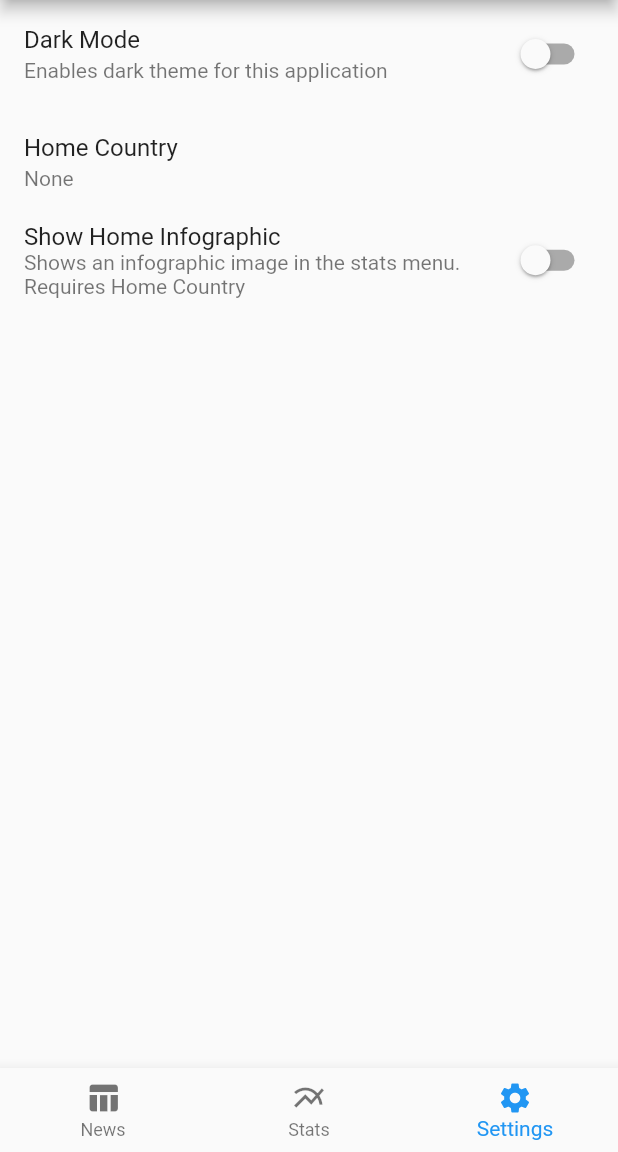
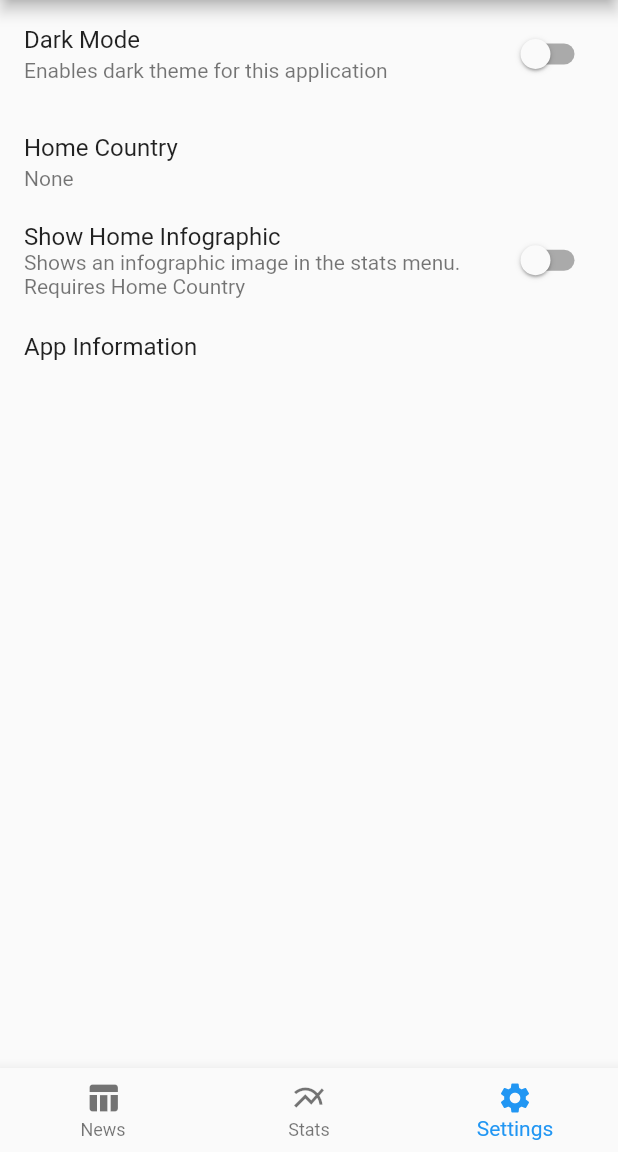
Before and after one commit to tipeJ/CoronaApp, a Flutter app: the screen it shows after launch, item 3 of the bottom bar chosen, on a phone screen of 412 x 824 dp, the part 84-1236 px from its top. Run offline on Flutter 3.47's test engine with Material 2 defaults, Android fonts, the phone set to English and light mode, and no system bars; our stand-ins replace charts_flutter, connectivity, shared_preferences, sticky_headers; missing offline and left inert: flutter_circular_chart; network calls fail.

Commit message:
Added app info to settings screen

```diff
--- a/lib/resources/constants.dart
+++ b/lib/resources/constants.dart
@@ -11,3 +11,6 @@ const error_nointernet = "Connect to a network to proceed";
 const prefs_darkmode = "prefs_darkmode";
 const prefs_home_region = "prefs_home";
 const prefs_show_home_infographic = "prefs_showhomeinfo";
+
+const version_number = "0.1";
+const app_version = "COVID19 Coronavirus App v$version_number";
--- a/lib/screens/settings_screen.dart
+++ b/lib/screens/settings_screen.dart
@@ -54,6 +54,16 @@ class SettingsScreen extends StatelessWidget {
               },
             ),
           ),
+          ListTile(
+            title: const Text("App Information"),
+            onTap: () => showDialog(
+              context: context,
+              child: AlertDialog(
+                title: const Text(app_version),
+                content: const SizedBox(),
+              )
+            ),
+          ),
         ]),
       )
     );
```
